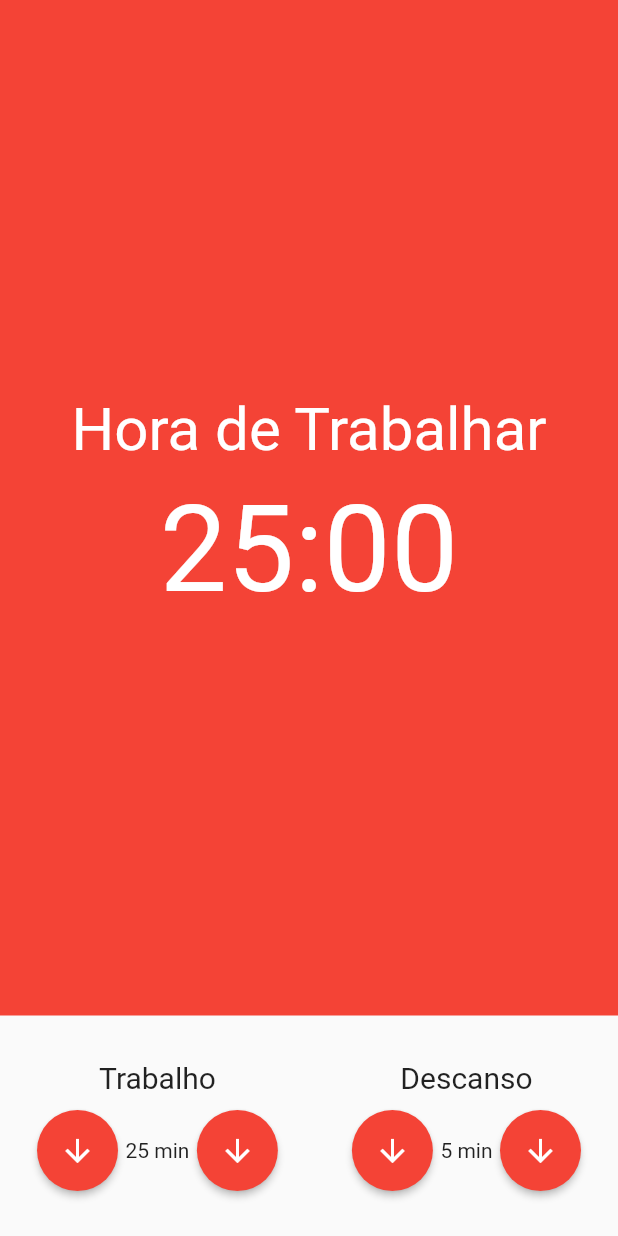
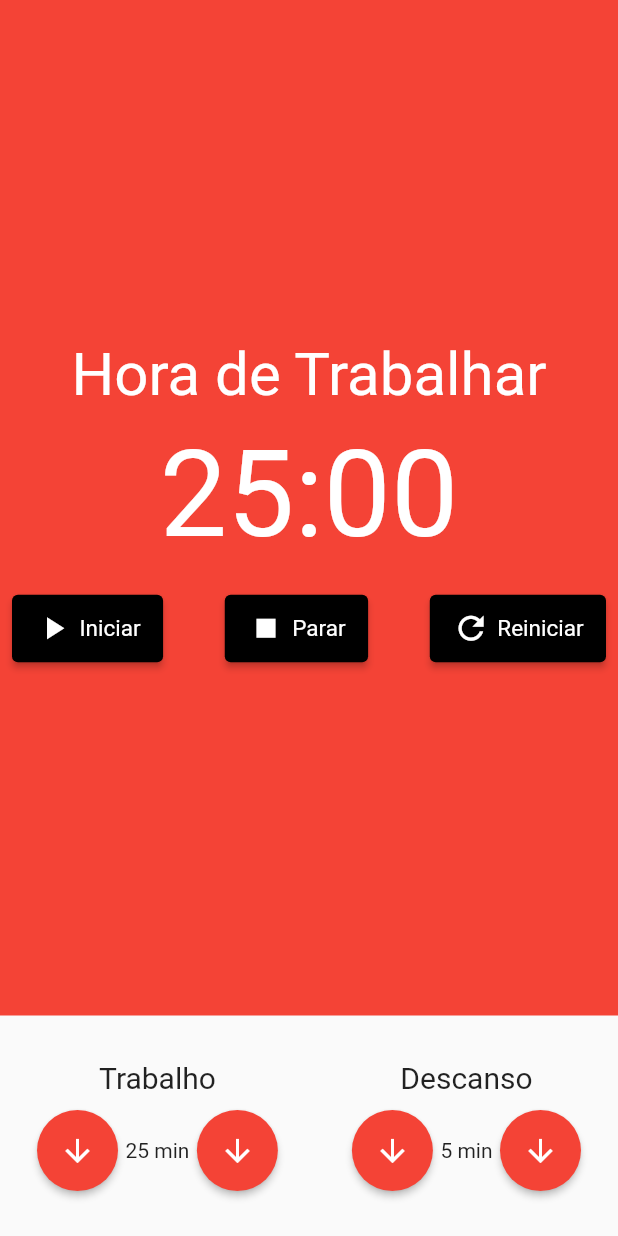
Before and after one commit to C3As/flutter_course_cod3r_pomodoro, a Flutter app: the screen it shows after launch, on a phone screen of 412 x 824 dp. Run offline on Flutter 3.47's test engine with Material 2 defaults, Android fonts, the phone set to English and light mode, and no system bars.

Commit message:
Main Screen Bottons
Coding for buttons components

```diff
--- a/lib/components/cronometro.dart
+++ b/lib/components/cronometro.dart
@@ -1,4 +1,5 @@
 import 'package:flutter/material.dart';
+import 'package:pomodoro/components/cronometro_botao.dart';
 
 class Cronometro extends StatelessWidget {
   const Cronometro({Key? key}) : super(key: key);
@@ -9,22 +10,40 @@ class Cronometro extends StatelessWidget {
       color: Colors.red,
       child: Column(
         mainAxisAlignment: MainAxisAlignment.center,
-        children: const [
-          Text(
+        children: [
+          const Text(
             'Hora de Trabalhar',
             style: TextStyle(
               fontSize: 40,
               color: Colors.white,
             ),
           ),
-          SizedBox(height: 10),
-          Text(
+          const SizedBox(height: 10),
+          const Text(
             '25:00',
             style: TextStyle(
               fontSize: 80,
               color: Colors.white,
             ),
           ),
+          const SizedBox(height: 10),
+          Row(
+            mainAxisAlignment: MainAxisAlignment.spaceBetween,
+            children: const [
+              Padding(
+                padding: EdgeInsets.all(8.0),
+                child: CronometroBotao(texto: 'Iniciar', icone: Icons.play_arrow),
+              ),
+              Padding(
+                padding: EdgeInsets.all(8.0),
+                child: CronometroBotao(texto: 'Parar', icone: Icons.stop),
+              ),
+              Padding(
+                padding: EdgeInsets.all(8.0),
+                child: CronometroBotao(texto: 'Reiniciar', icone: Icons.refresh),
+              ),
+            ],
+          ),
         ],
       ),
     );
--- /dev/null
+++ b/lib/components/cronometro_botao.dart
@@ -0,0 +1,36 @@
+import 'dart:ui';
+
+import 'package:flutter/material.dart';
+
+class CronometroBotao extends StatelessWidget {
+  final String texto;
+  final IconData icone;
+  const CronometroBotao({Key? key, required this.texto, required this.icone})
+      : super(key: key);
+
+  @override
+  Widget build(BuildContext context) {
+    return ElevatedButton(
+      style: ElevatedButton.styleFrom(
+        primary: Colors.black,
+        padding: const EdgeInsets.symmetric(
+          horizontal: 15,
+          vertical: 10,
+        ),
+        textStyle: const TextStyle(
+          fontSize: 15,
+        ),
+      ),
+      onPressed: () {},
+      child: Row(
+        children: [
+          Padding(
+            padding: const EdgeInsets.only(right: 5),
+            child: Icon(icone, size: 25,),
+          ),
+          Text(texto),
+        ],
+      ),
+    );
+  }
+}
```
